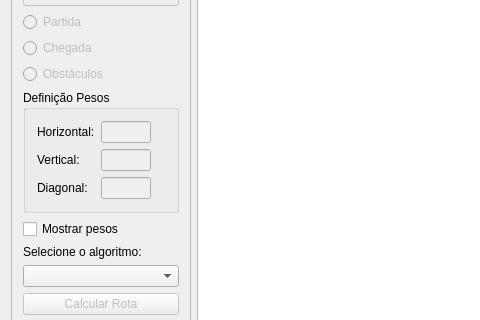
Old version of the form smartway.ui in the repository yuritpinheiro/SmartWay; both pictures show x 0 to 480 and y 140 to 460 of the 800 by 600 pixel window.
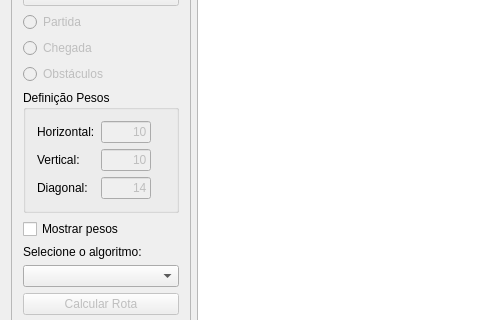
New version of the form. Icons and pictures are not drawn.

Commit message: pohãn

Diff of the .ui file:
```diff
--- a/smartway.ui
+++ b/smartway.ui
@@ -180,6 +180,12 @@
               <height>16777215</height>
              </size>
             </property>
+            <property name="text">
+             <string>10</string>
+            </property>
+            <property name="alignment">
+             <set>Qt::AlignRight|Qt::AlignTrailing|Qt::AlignVCenter</set>
+            </property>
            </widget>
           </item>
           <item row="1" column="0">
@@ -200,6 +206,12 @@
               <height>16777215</height>
              </size>
             </property>
+            <property name="text">
+             <string>10</string>
+            </property>
+            <property name="alignment">
+             <set>Qt::AlignRight|Qt::AlignTrailing|Qt::AlignVCenter</set>
+            </property>
            </widget>
           </item>
           <item row="2" column="0">
@@ -220,6 +232,12 @@
               <height>16777215</height>
              </size>
             </property>
+            <property name="text">
+             <string>14</string>
+            </property>
+            <property name="alignment">
+             <set>Qt::AlignRight|Qt::AlignTrailing|Qt::AlignVCenter</set>
+            </property>
            </widget>
           </item>
          </layout>
```
The commit also changes 2 other files.
